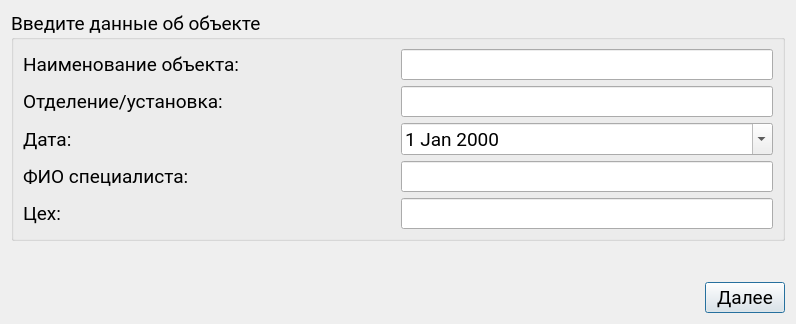
Rekvim/MpiSdk, file ObjectWindow.ui: the form before one commit.
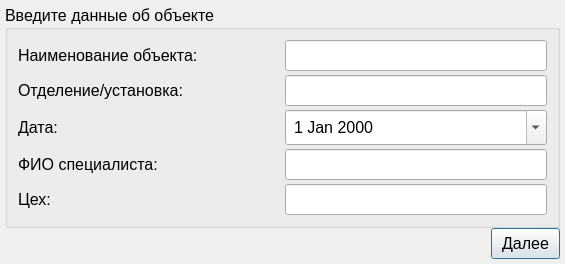
The form after the commit.

Diff of the .ui file:
```diff
--- a/ObjectWindow.ui
+++ b/ObjectWindow.ui
@@ -6,20 +6,41 @@
    <rect>
     <x>0</x>
     <y>0</y>
-    <width>796</width>
-    <height>324</height>
+    <width>565</width>
+    <height>263</height>
    </rect>
   </property>
+  <property name="sizePolicy">
+   <sizepolicy hsizetype="Maximum" vsizetype="Maximum">
+    <horstretch>0</horstretch>
+    <verstretch>0</verstretch>
+   </sizepolicy>
+  </property>
   <property name="windowTitle">
    <string>Информация об объекте</string>
   </property>
   <layout class="QVBoxLayout" name="verticalLayout_2">
+   <property name="spacing">
+    <number>0</number>
+   </property>
+   <property name="leftMargin">
+    <number>5</number>
+   </property>
+   <property name="topMargin">
+    <number>5</number>
+   </property>
+   <property name="rightMargin">
+    <number>5</number>
+   </property>
+   <property name="bottomMargin">
+    <number>5</number>
+   </property>
    <item>
     <widget class="QGroupBox" name="groupBox">
      <property name="font">
       <font>
-       <family>Roboto</family>
-       <pointsize>14</pointsize>
+       <family>Segoe UI</family>
+       <pointsize>12</pointsize>
        <bold>false</bold>
       </font>
      </property>
@@ -27,6 +48,21 @@
       <string>Введите данные об объекте</string>
      </property>
      <layout class="QVBoxLayout" name="verticalLayout">
+      <property name="spacing">
+       <number>4</number>
+      </property>
+      <property name="leftMargin">
+       <number>10</number>
+      </property>
+      <property name="topMargin">
+       <number>10</number>
+      </property>
+      <property name="rightMargin">
+       <number>10</number>
+      </property>
+      <property name="bottomMargin">
+       <number>10</number>
+      </property>
       <item>
        <layout class="QHBoxLayout" name="horizontalLayout">
         <item>
@@ -39,8 +75,8 @@
           </property>
           <property name="font">
            <font>
-            <family>Roboto</family>
-            <pointsize>14</pointsize>
+            <family>Segoe UI</family>
+            <pointsize>12</pointsize>
             <bold>false</bold>
            </font>
           </property>
@@ -53,11 +89,14 @@
          <widget class="QLineEdit" name="lineEdit_object">
           <property name="font">
            <font>
-            <family>Roboto</family>
-            <pointsize>14</pointsize>
+            <family>Segoe UI</family>
+            <pointsize>12</pointsize>
             <bold>false</bold>
            </font>
           </property>
+          <property name="styleSheet">
+           <string notr="true">padding: 4px;</string>
+          </property>
          </widget>
         </item>
        </layout>
@@ -74,8 +113,8 @@
           </property>
           <property name="font">
            <font>
-            <family>Roboto</family>
-            <pointsize>14</pointsize>
+            <family>Segoe UI</family>
+            <pointsize>12</pointsize>
             <bold>false</bold>
            </font>
           </property>
@@ -88,11 +127,14 @@
          <widget class="QLineEdit" name="lineEdit_department">
           <property name="font">
            <font>
-            <family>Roboto</family>
-            <pointsize>14</pointsize>
+            <family>Segoe UI</family>
+            <pointsize>12</pointsize>
             <bold>false</bold>
            </font>
           </property>
+          <property name="styleSheet">
+           <string notr="true">padding: 4px;</string>
+          </property>
          </widget>
         </item>
        </layout>
@@ -109,8 +151,8 @@
           </property>
           <property name="font">
            <font>
-            <family>Roboto</family>
-            <pointsize>14</pointsize>
+            <family>Segoe UI</family>
+            <pointsize>12</pointsize>
             <bold>false</bold>
            </font>
           </property>
@@ -129,11 +171,14 @@
           </property>
           <property name="font">
            <font>
-            <family>Roboto</family>
-            <pointsize>14</pointsize>
+            <family>Segoe UI</family>
+            <pointsize>12</pointsize>
             <bold>false</bold>
            </font>
           </property>
+          <property name="styleSheet">
+           <string notr="true">padding: 4px;</string>
+          </property>
           <property name="calendarPopup">
            <bool>true</bool>
           </property>
@@ -153,8 +198,8 @@
           </property>
           <property name="font">
            <font>
-            <family>Roboto</family>
-            <pointsize>14</pointsize>
+            <family>Segoe UI</family>
+            <pointsize>12</pointsize>
             <bold>false</bold>
            </font>
           </property>
@@ -167,11 +212,14 @@
          <widget class="QLineEdit" name="lineEdit_FIO">
           <property name="font">
            <font>
-            <family>Roboto</family>
-            <pointsize>14</pointsize>
+            <family>Segoe UI</family>
+            <pointsize>12</pointsize>
             <bold>false</bold>
            </font>
           </property>
+          <property name="styleSheet">
+           <string notr="true">padding: 4px;</string>
+          </property>
          </widget>
         </item>
        </layout>
@@ -188,8 +236,8 @@
           </property>
           <property name="font">
            <font>
-            <family>Roboto</family>
-            <pointsize>14</pointsize>
+            <family>Segoe UI</family>
+            <pointsize>12</pointsize>
             <bold>false</bold>
            </font>
           </property>
@@ -202,11 +250,14 @@
          <widget class="QLineEdit" name="lineEdit_manufactory">
           <property name="font">
            <font>
-            <family>Roboto</family>
-            <pointsize>14</pointsize>
+            <family>Segoe UI</family>
+            <pointsize>12</pointsize>
             <bold>false</bold>
            </font>
           </property>
+          <property name="styleSheet">
+           <string notr="true">padding: 4px;</string>
+          </property>
          </widget>
         </item>
        </layout>
@@ -214,19 +265,6 @@
      </layout>
     </widget>
    </item>
-   <item>
-    <spacer name="verticalSpacer">
-     <property name="orientation">
-      <enum>Qt::Orientation::Vertical</enum>
-     </property>
-     <property name="sizeHint" stdset="0">
-      <size>
-       <width>20</width>
-       <height>40</height>
-      </size>
-     </property>
-    </spacer>
-   </item>
    <item>
     <layout class="QHBoxLayout" name="horizontalLayout_2">
      <item>
@@ -246,10 +284,13 @@
       <widget class="QPushButton" name="pushButton">
        <property name="font">
         <font>
-         <family>Roboto</family>
-         <pointsize>14</pointsize>
+         <family>Segoe UI</family>
+         <pointsize>12</pointsize>
         </font>
        </property>
+       <property name="styleSheet">
+        <string notr="true">padding: 5 10px;</string>
+       </property>
        <property name="text">
         <string>Далее</string>
        </property>
```
